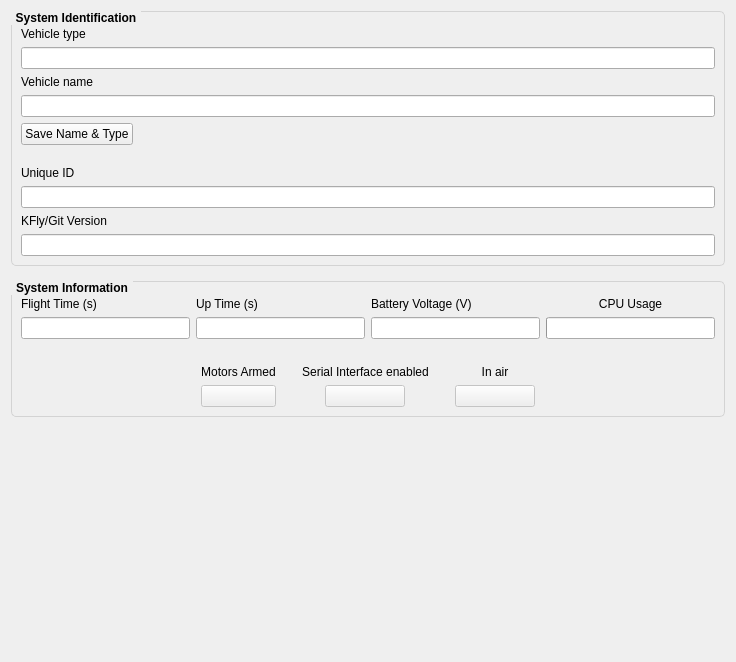
Above: ui_sys_info.ui from korken89/kfly_gui before the change. Below: the same form after it.
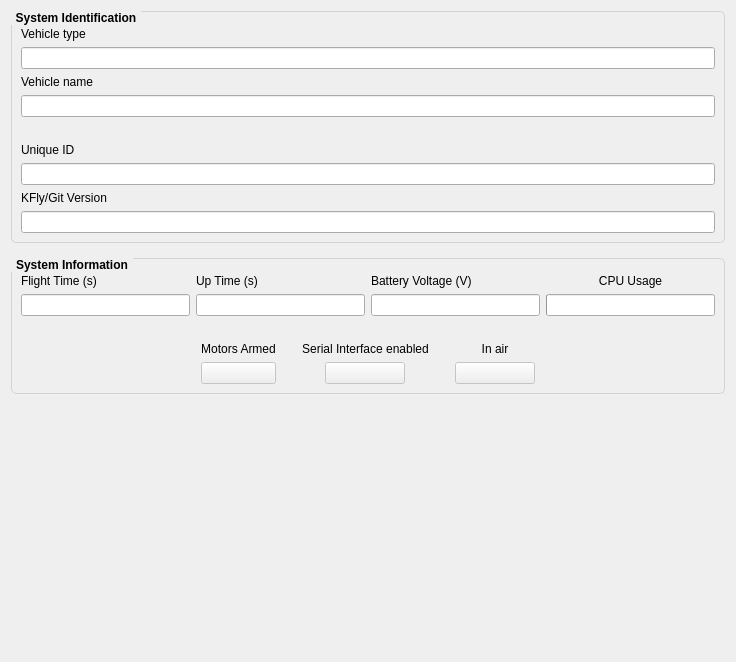
That is the form after the change. Custom widgets are drawn as their Qt base class.

The edit to the form file:
```diff
--- a/ui_sys_info.ui
+++ b/ui_sys_info.ui
@@ -66,31 +66,20 @@
        <widget class="QLineEdit" name="editVehicleName"/>
       </item>
       <item>
-       <layout class="QHBoxLayout" name="horizontalLayout_6">
-        <property name="bottomMargin">
-         <number>15</number>
-        </property>
-        <item>
-         <widget class="QPushButton" name="buttonSaveStrings">
-          <property name="text">
-           <string>Save Name &amp;&amp; Type</string>
-          </property>
-         </widget>
-        </item>
-        <item>
-         <spacer name="horizontalSpacer_5">
+       <spacer name="verticalSpacer_4">
           <property name="orientation">
-           <enum>Qt::Horizontal</enum>
+         <enum>Qt::Vertical</enum>
+        </property>
+        <property name="sizeType">
+         <enum>QSizePolicy::Minimum</enum>
           </property>
           <property name="sizeHint" stdset="0">
            <size>
-            <width>40</width>
+          <width>20</width>
             <height>20</height>
            </size>
           </property>
          </spacer>
-        </item>
-       </layout>
       </item>
       <item>
        <widget class="QLabel" name="label_3">
```
Lines whose indentation alone changed are shown as unchanged.
